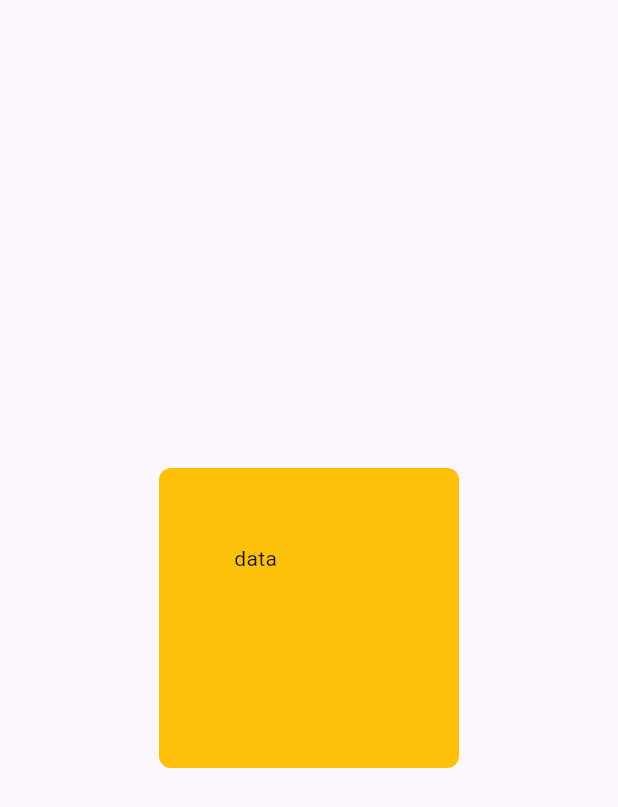
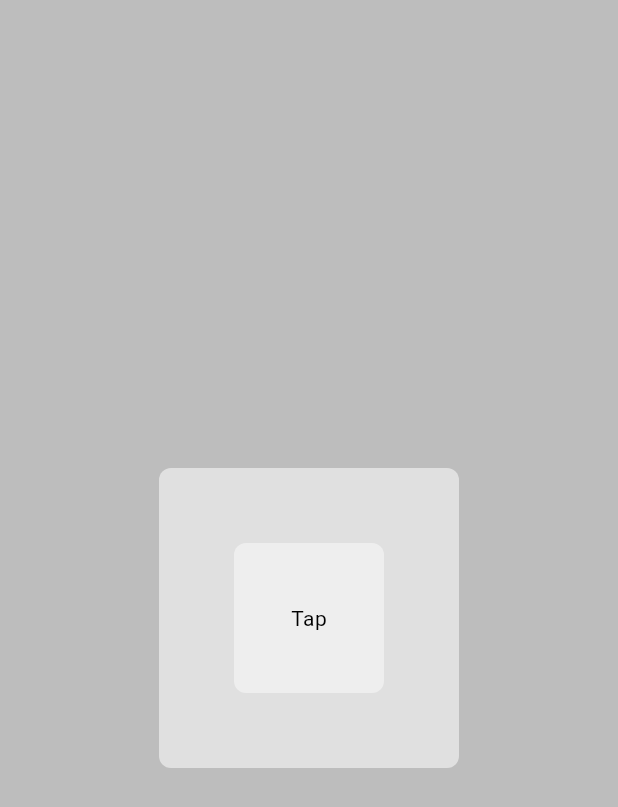
Before and after one commit to ahmedlearnSimply/dark_light_mode, a Flutter app: the screen it shows after launch, on a phone screen of 412 x 824 dp. Shown: the top 807 px of the screen. Run offline on Flutter 3.47's test engine with Material 3 defaults, Android fonts, the phone set to English and light mode, and no system bars.

Commit message:
Implement MyButton component and integrate it into HomePage; add light and dark theme support

```diff
--- a/lib/components/button.dart
+++ b/lib/components/button.dart
@@ -0,0 +1,30 @@
+import 'package:flutter/material.dart';
+
+class MyButton extends StatelessWidget {
+  final Color? color;
+  final void Function()? onPressed;
+
+  const MyButton({super.key, required this.color, required this.onPressed});
+
+  @override
+  Widget build(BuildContext context) {
+    return GestureDetector(
+      onTap: onPressed,
+      child: Container(
+        decoration: BoxDecoration(
+          color: color,
+          borderRadius: BorderRadius.circular(8),
+        ),
+        padding: EdgeInsets.all(25),
+        child: Center(
+          child: Text(
+            "Tap",
+            style: TextStyle(
+              color: Theme.of(context).textTheme.displayMedium!.color,
+            ),
+          ),
+        ),
+      ),
+    );
+  }
+}
--- a/lib/main.dart
+++ b/lib/main.dart
@@ -1,4 +1,5 @@
 import 'package:dark_light_mode/pages/home_page.dart';
+import 'package:dark_light_mode/theme/theme.dart';
 import 'package:flutter/material.dart';
 
 void main() {
@@ -10,9 +11,10 @@ class MainApp extends StatelessWidget {
 
   @override
   Widget build(BuildContext context) {
-    return const MaterialApp(
+    return MaterialApp(
       debugShowCheckedModeBanner: false,
       home: HomePage(),
+      theme: lightMode,
     );
   }
 }
--- a/lib/pages/home_page.dart
+++ b/lib/pages/home_page.dart
@@ -1,4 +1,5 @@
 import 'package:dark_light_mode/components/box.dart';
+import 'package:dark_light_mode/components/button.dart';
 import 'package:flutter/material.dart';
 
 class HomePage extends StatelessWidget {
@@ -8,7 +9,16 @@ class HomePage extends StatelessWidget {
   Widget build(BuildContext context) {
     return SafeArea(
       child: Scaffold(
-        body: Center(child: MyBox(color: Colors.amber, child: Text("data"))),
+        backgroundColor: Theme.of(context).colorScheme.surface,
+        body: Center(
+          child: MyBox(
+            color: Theme.of(context).colorScheme.primary,
+            child: MyButton(
+              color: Theme.of(context).colorScheme.secondary,
+              onPressed: () {},
+            ),
+          ),
+        ),
       ),
     );
   }
--- a/lib/theme/theme.dart
+++ b/lib/theme/theme.dart
@@ -0,0 +1,21 @@
+import 'package:flutter/material.dart';
+
+ThemeData lightMode = ThemeData(
+  brightness: Brightness.light,
+  colorScheme: ColorScheme.light(
+    surface: Colors.grey.shade400,
+    primary: Colors.grey.shade300,
+    secondary: Colors.grey.shade200,
+  ),
+  textTheme: TextTheme(displayMedium: TextStyle(color: Colors.black)),
+);
+
+ThemeData darkMode = ThemeData(
+  brightness: Brightness.dark,
+  colorScheme: ColorScheme.dark(
+    surface: Colors.grey.shade900,
+    primary: Colors.grey.shade800,
+    secondary: Colors.grey.shade700,
+  ),
+  textTheme: TextTheme(displayMedium: TextStyle(color: Colors.white)),
+);
```
